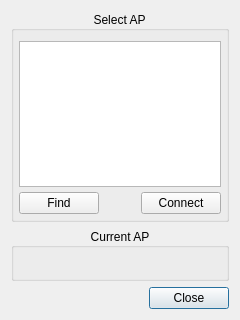
Above: settingdialogwifi.ui from tuzhikov/ConfigSoundSetting before the change. Below: the same form after it.
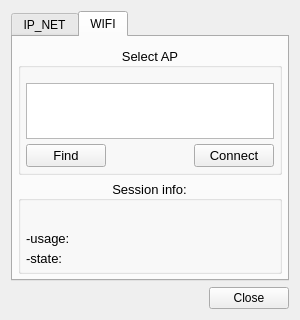
That is the form after the change. The open tabs and pages were chosen to show the change.

Commit message: WIFI session, tooltip for track

Diff of the .ui file:
```diff
--- a/settingdialogwifi.ui
+++ b/settingdialogwifi.ui
@@ -6,30 +6,81 @@
    <rect>
     <x>0</x>
     <y>0</y>
-    <width>240</width>
+    <width>300</width>
     <height>320</height>
    </rect>
   </property>
   <property name="minimumSize">
    <size>
-    <width>240</width>
+    <width>300</width>
     <height>320</height>
    </size>
   </property>
   <property name="maximumSize">
    <size>
-    <width>240</width>
+    <width>300</width>
     <height>320</height>
    </size>
   </property>
   <property name="windowTitle">
    <string>Dialog</string>
   </property>
-  <layout class="QGridLayout" name="gridLayout">
-   <item row="2" column="0">
-    <layout class="QHBoxLayout" name="horizontalLayout_2">
+  <layout class="QVBoxLayout" name="verticalLayout_3" stretch="0,0">
      <item>
-      <spacer name="horizontalSpacer_2">
+    <widget class="QTabWidget" name="tabWidget">
+     <property name="tabPosition">
+      <enum>QTabWidget::North</enum>
+     </property>
+     <property name="currentIndex">
+      <number>0</number>
+     </property>
+     <widget class="QWidget" name="tab">
+      <attribute name="title">
+       <string>IP_NET</string>
+      </attribute>
+      <layout class="QVBoxLayout" name="verticalLayout_4">
+       <item>
+        <layout class="QHBoxLayout" name="horizontalLayout_3" stretch="0,1,0,0">
+         <item>
+          <widget class="QLabel" name="lbip">
+           <property name="text">
+            <string>IP:</string>
+           </property>
+          </widget>
+         </item>
+         <item>
+          <widget class="QLineEdit" name="leIP">
+           <property name="text">
+            <string>192.168.0.100</string>
+           </property>
+          </widget>
+         </item>
+         <item>
+          <widget class="QLabel" name="lbport">
+           <property name="text">
+            <string>PORT:</string>
+           </property>
+          </widget>
+         </item>
+         <item>
+          <widget class="QLineEdit" name="lePORT">
+           <property name="maximumSize">
+            <size>
+             <width>50</width>
+             <height>16777215</height>
+            </size>
+           </property>
+           <property name="text">
+            <string>10001</string>
+           </property>
+          </widget>
+         </item>
+        </layout>
+       </item>
+       <item>
+        <layout class="QHBoxLayout" name="horizontalLayout_4">
+         <item>
+          <spacer name="horizontalSpacer_3">
        <property name="orientation">
         <enum>Qt::Horizontal</enum>
        </property>
@@ -42,16 +93,62 @@
       </spacer>
      </item>
      <item>
-      <widget class="QPushButton" name="pbClose">
+          <widget class="QPushButton" name="pbApplyNet">
        <property name="text">
-        <string>Close</string>
+            <string>APPLY</string>
        </property>
       </widget>
      </item>
     </layout>
    </item>
-   <item row="0" column="0">
+       <item>
+        <spacer name="verticalSpacer">
+         <property name="orientation">
+          <enum>Qt::Vertical</enum>
+         </property>
+         <property name="sizeHint" stdset="0">
+          <size>
+           <width>20</width>
+           <height>40</height>
+          </size>
+         </property>
+        </spacer>
+       </item>
+      </layout>
+     </widget>
+     <widget class="QWidget" name="tab_2">
+      <attribute name="title">
+       <string>WIFI</string>
+      </attribute>
+      <layout class="QVBoxLayout" name="verticalLayout_5" stretch="1,0">
+       <property name="spacing">
+        <number>5</number>
+       </property>
+       <property name="leftMargin">
+        <number>5</number>
+       </property>
+       <property name="topMargin">
+        <number>10</number>
+       </property>
+       <property name="rightMargin">
+        <number>5</number>
+       </property>
+       <property name="bottomMargin">
+        <number>5</number>
+       </property>
+       <item>
     <widget class="QGroupBox" name="groupBox">
+         <property name="maximumSize">
+          <size>
+           <width>16777215</width>
+           <height>140</height>
+          </size>
+         </property>
+         <property name="font">
+          <font>
+           <pointsize>10</pointsize>
+          </font>
+         </property>
      <property name="title">
       <string>Select AP</string>
      </property>
@@ -66,7 +163,7 @@
        <number>5</number>
       </property>
       <property name="topMargin">
-       <number>10</number>
+           <number>15</number>
       </property>
       <property name="rightMargin">
        <number>5</number>
@@ -75,7 +172,14 @@
        <number>5</number>
       </property>
       <item>
-       <widget class="QListWidget" name="listWifi"/>
+           <widget class="QListWidget" name="listWifi">
+            <property name="maximumSize">
+             <size>
+              <width>16777215</width>
+              <height>100</height>
+             </size>
+            </property>
+           </widget>
       </item>
       <item>
        <layout class="QHBoxLayout" name="horizontalLayout">
@@ -111,7 +215,7 @@
      </layout>
     </widget>
    </item>
-   <item row="1" column="0">
+       <item>
     <widget class="QGroupBox" name="groupBox_2">
      <property name="minimumSize">
       <size>
@@ -119,8 +223,13 @@
        <height>0</height>
       </size>
      </property>
+         <property name="font">
+          <font>
+           <pointsize>10</pointsize>
+          </font>
+         </property>
      <property name="title">
-      <string>Current AP</string>
+          <string>Session info:</string>
      </property>
      <property name="alignment">
       <set>Qt::AlignCenter</set>
@@ -153,8 +262,60 @@
         </property>
        </widget>
       </item>
-     </layout>
-    </widget>
+          <item>
+           <widget class="QLabel" name="lbUsage">
+            <property name="font">
+             <font>
+              <pointsize>10</pointsize>
+             </font>
+            </property>
+            <property name="text">
+             <string>-usage:</string>
+            </property>
+           </widget>
+          </item>
+          <item>
+           <widget class="QLabel" name="lbSate">
+            <property name="font">
+             <font>
+              <pointsize>10</pointsize>
+             </font>
+            </property>
+            <property name="text">
+             <string>-state:</string>
+            </property>
+           </widget>
+          </item>
+         </layout>
+        </widget>
+       </item>
+      </layout>
+     </widget>
+    </widget>
+   </item>
+   <item>
+    <layout class="QHBoxLayout" name="horizontalLayout_2" stretch="0,0">
+     <item>
+      <spacer name="horizontalSpacer_2">
+       <property name="orientation">
+        <enum>Qt::Horizontal</enum>
+       </property>
+       <property name="sizeHint" stdset="0">
+        <size>
+         <width>40</width>
+         <height>20</height>
+        </size>
+       </property>
+      </spacer>
+     </item>
+     <item>
+      <widget class="QPushButton" name="pbClose">
+       <property name="text">
+        <string>Close</string>
+       </property>
+      </widget>
+     </item>
+    </layout>
    </item>
   </layout>
  </widget>
```
Left out of the diff: 2 changed lines with no effect on the pictures. Lines whose indentation alone changed are shown as unchanged. The commit also changes 7 other files.
